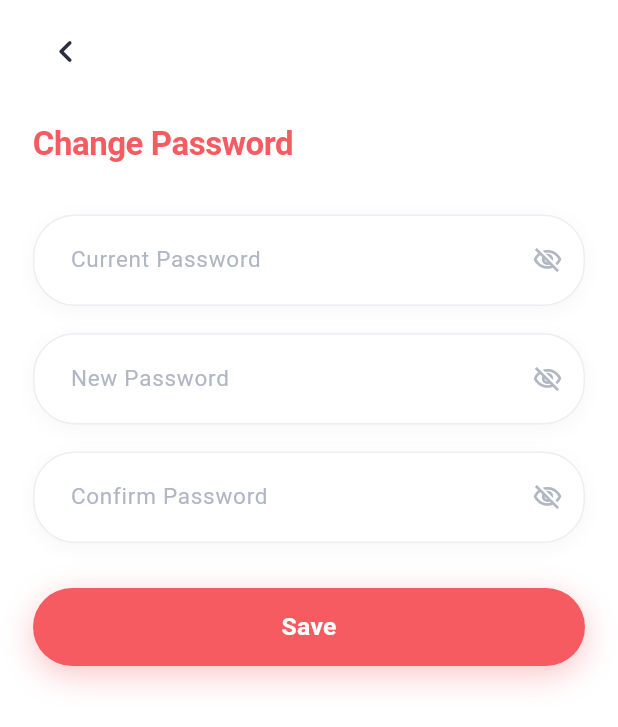
After one commit to ahmedprogriming/restaurant_app, a Flutter app: the ChangePasswordScreen screen opened by its route, on a phone screen of 412 x 824 dp. The commit adds this screen. Shown: the top 727 px of the screen. Run offline on Flutter 3.47's test engine with Material 3 defaults, Android fonts, the phone set to English and light mode, and no system bars.

Commit message:
feat: Implement Change Password feature with UI and validation

```diff
--- /dev/null
+++ b/lib/pages/account/change_password_screen.dart
@@ -0,0 +1,355 @@
+import 'package:flutter/material.dart';
+import 'package:flutter/services.dart';
+import 'package:restaurant/core/app_language.dart';
+import 'package:restaurant/core/theam_color.dart';
+import 'package:restaurant/widgets/custom_primary_button.dart';
+import 'package:restaurant/widgets/custom_rounded_text_field.dart';
+import 'package:restaurant/widgets/custom_snackbar.dart';
+
+/// Screen for changing user password ("شاشة تغيير كلمة المرور").
+///
+/// Designed to match the reference mockup:
+/// - Top bar with back chevron (<) on the top left
+/// - Coral/Red right-aligned title: "تغيير كلمة المرور"
+/// - 3 rounded stadium input fields:
+///   1. "كلمة المرور الحالية" (Current Password)
+///   2. "كلمة المرور الجديدة" (New Password)
+///   3. "تأكيد كلمة المرور" (Confirm Password)
+/// - Coral rounded pill action button: "حفظ" (Save)
+/// - Full RTL (Arabic) & LTR (English) support
+class ChangePasswordScreen extends StatefulWidget {
+  const ChangePasswordScreen({super.key});
+
+  @override
+  State<ChangePasswordScreen> createState() => _ChangePasswordScreenState();
+}
+
+class _ChangePasswordScreenState extends State<ChangePasswordScreen> {
+  final _formKey = GlobalKey<FormState>();
+
+  // Text Controllers
+  final TextEditingController _currentPasswordController =
+      TextEditingController();
+  final TextEditingController _newPasswordController = TextEditingController();
+  final TextEditingController _confirmPasswordController =
+      TextEditingController();
+
+  // Focus Nodes
+  final FocusNode _currentFocus = FocusNode();
+  final FocusNode _newFocus = FocusNode();
+  final FocusNode _confirmFocus = FocusNode();
+
+  // Obscure text toggles
+  bool _obscureCurrent = true;
+  bool _obscureNew = true;
+  bool _obscureConfirm = true;
+
+  bool _isLoading = false;
+
+  @override
+  void dispose() {
+    _currentPasswordController.dispose();
+    _newPasswordController.dispose();
+    _confirmPasswordController.dispose();
+    _currentFocus.dispose();
+    _newFocus.dispose();
+    _confirmFocus.dispose();
+    super.dispose();
+  }
+
+  Future<void> _handleSavePassword(bool isArabic) async {
+    FocusScope.of(context).unfocus();
+
+    if (!_formKey.currentState!.validate()) {
+      return;
+    }
+
+    setState(() => _isLoading = true);
+
+    // Simulate backend password update
+    await Future.delayed(const Duration(milliseconds: 900));
+
+    if (!mounted) return;
+
+    setState(() => _isLoading = false);
+
+    showAppSnackbar(
+      context,
+      isArabic
+          ? 'تم تغيير كلمة المرور بنجاح'
+          : 'Password changed successfully',
+      type: SnackBarType.success,
+    );
+
+    // Pop back to account screen after saving
+    await Future.delayed(const Duration(milliseconds: 400));
+    if (mounted) {
+      Navigator.of(context).maybePop();
+    }
+  }
+
+  @override
+  Widget build(BuildContext context) {
+    return ListenableBuilder(
+      listenable: AppLanguage.currentLocale,
+      builder: (context, _) {
+        final isArabic = AppLanguage.isArabic;
+        final textDirection = isArabic ? TextDirection.rtl : TextDirection.ltr;
+
+        return AnnotatedRegion<SystemUiOverlayStyle>(
+          value: const SystemUiOverlayStyle(
+            statusBarColor: Colors.transparent,
+            statusBarIconBrightness: Brightness.dark,
+            statusBarBrightness: Brightness.light,
+            systemNavigationBarColor: Colors.white,
+            systemNavigationBarIconBrightness: Brightness.dark,
+          ),
+          child: Directionality(
+            textDirection: textDirection,
+            child: Scaffold(
+              backgroundColor: Colors.white,
+              body: SafeArea(
+                child: GestureDetector(
+                  onTap: () => FocusScope.of(context).unfocus(),
+                  behavior: HitTestBehavior.opaque,
+                  child: SingleChildScrollView(
+                    physics: const BouncingScrollPhysics(),
+                    padding: const EdgeInsets.symmetric(horizontal: 22.0),
+                    child: Form(
+                      key: _formKey,
+                      child: Column(
+                        crossAxisAlignment: CrossAxisAlignment.stretch,
+                        children: [
+                          const SizedBox(height: 12),
+
+                          // 1. Top Bar with back chevron (<) on the top left (matching screenshot)
+                          _buildTopBar(isArabic),
+
+                          const SizedBox(height: 24),
+
+                          // 2. Title "تغيير كلمة المرور" in coral red, aligned to the right (in Arabic)
+                          Align(
+                            alignment: isArabic
+                                ? Alignment.centerRight
+                                : Alignment.centerLeft,
+                            child: Text(
+                              isArabic ? 'تغيير كلمة المرور' : 'Change Password',
+                              style: const TextStyle(
+                                color: AppColor.primary,
+                                fontSize: 22,
+                                fontWeight: FontWeight.w700,
+                                letterSpacing: -0.3,
+                              ),
+                            ),
+                          ),
+
+                          const SizedBox(height: 32),
+
+                          // 3. Field 1: Current Password ("كلمة المرور الحالية")
+                          CustomRoundedTextField(
+                            controller: _currentPasswordController,
+                            focusNode: _currentFocus,
+                            hintText: isArabic
+                                ? 'كلمة المرور الحالية'
+                                : 'Current Password',
+                            obscureText: _obscureCurrent,
+                            textInputAction: TextInputAction.next,
+                            fillColor: Colors.white,
+                            borderRadius: 28,
+                            boxShadow: [
+                              BoxShadow(
+                                color: Colors.black.withValues(alpha: 0.035),
+                                blurRadius: 10,
+                                offset: const Offset(0, 3),
+                              ),
+                            ],
+                            suffixIcon: IconButton(
+                              icon: Icon(
+                                _obscureCurrent
+                                    ? Icons.visibility_off_outlined
+                                    : Icons.visibility_outlined,
+                                size: 20,
+                                color: const Color(0xFFB0B7C3),
+                              ),
+                              onPressed: () {
+                                setState(() => _obscureCurrent = !_obscureCurrent);
+                              },
+                              splashRadius: 20,
+                            ),
+                            onFieldSubmitted: (_) {
+                              FocusScope.of(context).requestFocus(_newFocus);
+                            },
+                            validator: (value) {
+                              if (value == null || value.trim().isEmpty) {
+                                return isArabic
+                                    ? 'يرجى إدخال كلمة المرور الحالية'
+                                    : 'Please enter current password';
+                              }
+                              if (value.length < 6) {
+                                return isArabic
+                                    ? 'كلمة المرور يجب أن لا تقل عن 6 أحرف'
+                                    : 'Password must be at least 6 characters';
+                              }
+                              return null;
+                            },
+                          ),
+
+                          const SizedBox(height: 18),
+
+                          // 4. Field 2: New Password ("كلمة المرور الجديدة")
+                          CustomRoundedTextField(
+                            controller: _newPasswordController,
+                            focusNode: _newFocus,
+                            hintText: isArabic
+                                ? 'كلمة المرور الجديدة'
+                                : 'New Password',
+                            obscureText: _obscureNew,
+                            textInputAction: TextInputAction.next,
+                            fillColor: Colors.white,
+                            borderRadius: 28,
+                            boxShadow: [
+                              BoxShadow(
+                                color: Colors.black.withValues(alpha: 0.035),
+                                blurRadius: 10,
+                                offset: const Offset(0, 3),
+                              ),
+                            ],
+                            suffixIcon: IconButton(
+                              icon: Icon(
+                                _obscureNew
+                                    ? Icons.visibility_off_outlined
+                                    : Icons.visibility_outlined,
+                                size: 20,
+                                color: const Color(0xFFB0B7C3),
+                              ),
+                              onPressed: () {
+                                setState(() => _obscureNew = !_obscureNew);
+                              },
+                              splashRadius: 20,
+                            ),
+                            onFieldSubmitted: (_) {
+                              FocusScope.of(context).requestFocus(_confirmFocus);
+                            },
+                            validator: (value) {
+                              if (value == null || value.trim().isEmpty) {
+                                return isArabic
+                                    ? 'يرجى إدخال كلمة المرور الجديدة'
+                                    : 'Please enter new password';
+                              }
+                              if (value.length < 6) {
+                                return isArabic
+                                    ? 'كلمة المرور الجديدة يجب أن تكون 6 أحرف على الأقل'
+                                    : 'New password must be at least 6 characters';
+                              }
+                              if (value == _currentPasswordController.text) {
+                                return isArabic
+                                    ? 'كلمة المرور الجديدة مطابقة لكلمة المرور الحالية'
+                                    : 'New password cannot be the same as current password';
+                              }
+                              return null;
+                            },
+                          ),
+
+                          const SizedBox(height: 18),
+
+                          // 5. Field 3: Confirm Password ("تأكيد كلمة المرور")
+                          CustomRoundedTextField(
+                            controller: _confirmPasswordController,
+                            focusNode: _confirmFocus,
+                            hintText: isArabic
+                                ? 'تأكيد كلمة المرور'
+                                : 'Confirm Password',
+                            obscureText: _obscureConfirm,
+                            textInputAction: TextInputAction.done,
+                            fillColor: Colors.white,
+                            borderRadius: 28,
+                            boxShadow: [
+                              BoxShadow(
+                                color: Colors.black.withValues(alpha: 0.035),
+                                blurRadius: 10,
+                                offset: const Offset(0, 3),
+                              ),
+                            ],
+                            suffixIcon: IconButton(
+                              icon: Icon(
+                                _obscureConfirm
+                                    ? Icons.visibility_off_outlined
+                                    : Icons.visibility_outlined,
+                                size: 20,
+                                color: const Color(0xFFB0B7C3),
+                              ),
+                              onPressed: () {
+                                setState(() => _obscureConfirm = !_obscureConfirm);
+                              },
+                              splashRadius: 20,
+                            ),
+                            onFieldSubmitted: (_) => _handleSavePassword(isArabic),
+                            validator: (value) {
+                              if (value == null || value.trim().isEmpty) {
+                                return isArabic
+                                    ? 'يرجى تأكيد كلمة المرور'
+                                    : 'Please confirm password';
+                              }
+                              if (value != _newPasswordController.text) {
+                                return isArabic
+                                    ? 'كلمة المرور غير متطابقة'
+                                    : 'Passwords do not match';
+                              }
+                              return null;
+                            },
+                          ),
+
+                          const SizedBox(height: 30),
+
+                          // 6. Action Button: "حفظ" (Save) in Coral/Red Pill Shape
+                          CustomPrimaryButton(
+                            text: isArabic ? 'حفظ' : 'Save',
+                            isLoading: _isLoading,
+                            borderRadius: 28,
+                            height: 52,
+                            fontSize: 16.5,
+                            fontWeight: FontWeight.w700,
+                            backgroundColor: AppColor.primary,
+                            hasShadow: true,
+                            onPressed: () => _handleSavePassword(isArabic),
+                          ),
+
+                          const SizedBox(height: 40),
+                        ],
+                      ),
+                    ),
+                  ),
+                ),
+              ),
+            ),
+          ),
+        );
+      },
+    );
+  }
+
+  /// Top Bar with Left Chevron (<) matching the reference screenshot exactly.
+  Widget _buildTopBar(bool isArabic) {
+    return Align(
+      // The screenshot clearly shows the back arrow on the left side of the top bar
+      alignment: Alignment.centerLeft,
+      child: Material(
+        color: Colors.transparent,
+        child: InkWell(
+          onTap: () => Navigator.of(context).maybePop(),
+          borderRadius: BorderRadius.circular(24),
+          child: Container(
+            width: 44,
+            height: 44,
+            alignment: Alignment.center,
+            child: const Icon(
+              Icons.chevron_left_rounded,
+              size: 30,
+              color: AppColor.textDark,
+            ),
+          ),
+        ),
+      ),
+    );
+  }
+}
--- a/lib/routers/app_routes.dart
+++ b/lib/routers/app_routes.dart
@@ -1,5 +1,6 @@
 import 'package:flutter/material.dart';
 import 'package:restaurant/models/product_model.dart';
+import 'package:restaurant/pages/account/change_password_screen.dart';
 import 'package:restaurant/pages/account/favorites_screen.dart';
 import 'package:restaurant/pages/account/notifications_screen.dart';
 import 'package:restaurant/pages/account/user_account_screen.dart';
@@ -22,6 +23,7 @@ class AppRoutes {
   static const String register = '/register';
   static const String login = '/login';
   static const String forgotPassword = '/forgot-password';
+  static const String changePassword = '/change-password';
   static const String account = '/account';
   static const String favorites = '/favorites';
   static const String notifications = '/notifications';
@@ -84,6 +86,17 @@ class AppRoutes {
             return FadeTransition(opacity: animation, child: child);
           },
           transitionDuration: const Duration(milliseconds: 350),
+        );
+
+      case changePassword:
+        return PageRouteBuilder(
+          settings: setting,
+          pageBuilder: (_, animation, secondaryAnimation) =>
+              const ChangePasswordScreen(),
+          transitionsBuilder: (_, animation, secondaryAnimation, child) {
+            return FadeTransition(opacity: animation, child: child);
+          },
+          transitionDuration: const Duration(milliseconds: 300),
         );
 
       case home:
--- a/lib/widgets/custom_rounded_text_field.dart
+++ b/lib/widgets/custom_rounded_text_field.dart
@@ -15,6 +15,10 @@ class CustomRoundedTextField extends StatelessWidget {
   final FocusNode? focusNode;
   final bool enabled;
   final bool autofocus;
+  final Color fillColor;
+  final List<BoxShadow>? boxShadow;
+  final Color borderColor;
+  final double borderRadius;
 
   const CustomRoundedTextField({
     super.key,
@@ -30,18 +34,23 @@ class CustomRoundedTextField extends StatelessWidget {
     this.focusNode,
     this.enabled = true,
     this.autofocus = false,
+    this.fillColor = const Color(0xFFF7F8FA),
+    this.boxShadow,
+    this.borderColor = const Color(0xFFEDEEF2),
+    this.borderRadius = 30.0,
   });
 
   @override
   Widget build(BuildContext context) {
     return Container(
       decoration: BoxDecoration(
-        color: const Color(0xFFF7F8FA),
-        borderRadius: BorderRadius.circular(30),
+        color: fillColor,
+        borderRadius: BorderRadius.circular(borderRadius),
         border: Border.all(
-          color: const Color(0xFFEDEEF2),
+          color: borderColor,
           width: 1.0,
         ),
+        boxShadow: boxShadow,
       ),
       child: TextFormField(
         controller: controller,
```
Also changed, not shown: lib/pages/account/user_account_screen.dart (+28 -2 lines), lib/widgets/user_account_drawer.dart (+18 -0 lines), 1 other file.
